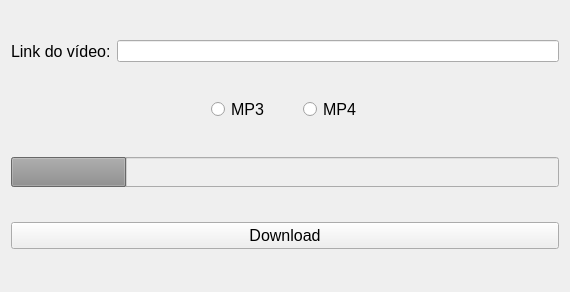
Qt form QtDesigner/widget.ui (daniel-antunes-da-silva/youtube-downloader) before a commit.
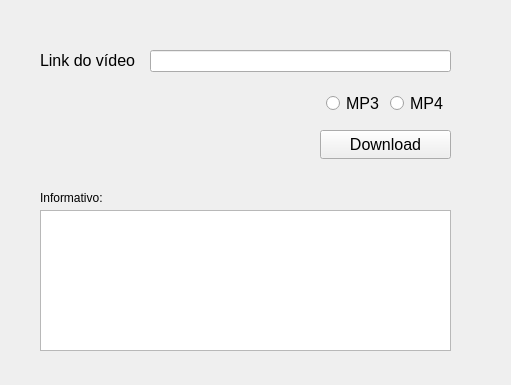
The same form after that commit. Icons and pictures are not drawn.

What changed in the file:
```diff
--- a/QtDesigner/widget.ui
+++ b/QtDesigner/widget.ui
@@ -6,8 +6,8 @@
    <rect>
     <x>0</x>
     <y>0</y>
-    <width>570</width>
-    <height>292</height>
+    <width>511</width>
+    <height>385</height>
    </rect>
   </property>
   <property name="sizePolicy">
@@ -23,35 +23,41 @@
    <iconset resource="resource.qrc">
     <normaloff>:/download_ytb.png</normaloff>:/download_ytb.png</iconset>
   </property>
-  <layout class="QVBoxLayout" name="verticalLayout">
-   <item>
-    <layout class="QHBoxLayout" name="horizontalLayout">
-     <item>
-      <widget class="QLabel" name="label">
+  <widget class="QPushButton" name="btnDownload">
+   <property name="geometry">
+    <rect>
+     <x>320</x>
+     <y>130</y>
+     <width>131</width>
+     <height>29</height>
+    </rect>
+   </property>
+   <property name="maximumSize">
+    <size>
+     <width>200</width>
+     <height>16777215</height>
+    </size>
+   </property>
        <property name="font">
         <font>
          <pointsize>12</pointsize>
+     <bold>false</bold>
         </font>
        </property>
        <property name="text">
-        <string>Link do vídeo:</string>
-       </property>
-      </widget>
-     </item>
-     <item>
-      <widget class="QLineEdit" name="txtUrl">
-       <property name="sizePolicy">
-        <sizepolicy hsizetype="MinimumExpanding" vsizetype="Fixed">
-         <horstretch>100</horstretch>
-         <verstretch>97</verstretch>
-        </sizepolicy>
-       </property>
-      </widget>
-     </item>
-    </layout>
-   </item>
-   <item>
-    <layout class="QHBoxLayout" name="horizontalLayout_2" stretch="10,30">
+    <string>Download</string>
+   </property>
+  </widget>
+  <widget class="QWidget" name="layoutWidget">
+   <property name="geometry">
+    <rect>
+     <x>126</x>
+     <y>90</y>
+     <width>321</width>
+     <height>27</height>
+    </rect>
+   </property>
+   <layout class="QHBoxLayout" name="horizontalLayout_2" stretch="0,30">
      <property name="sizeConstraint">
       <enum>QLayout::SetNoConstraint</enum>
      </property>
@@ -83,61 +89,70 @@
       </widget>
      </item>
     </layout>
-   </item>
-   <item>
-    <widget class="QProgressBar" name="barraProgresso">
-     <property name="enabled">
-      <bool>false</bool>
-     </property>
-     <property name="sizePolicy">
-      <sizepolicy hsizetype="Expanding" vsizetype="Preferred">
-       <horstretch>0</horstretch>
-       <verstretch>0</verstretch>
-      </sizepolicy>
-     </property>
-     <property name="maximumSize">
-      <size>
-       <width>989435</width>
-       <height>30</height>
-      </size>
-     </property>
-     <property name="layoutDirection">
-      <enum>Qt::LeftToRight</enum>
-     </property>
-     <property name="autoFillBackground">
-      <bool>false</bool>
-     </property>
-     <property name="value">
-      <number>21</number>
-     </property>
-     <property name="alignment">
-      <set>Qt::AlignCenter</set>
-     </property>
-     <property name="textVisible">
-      <bool>false</bool>
-     </property>
-     <property name="orientation">
-      <enum>Qt::Horizontal</enum>
-     </property>
-     <property name="invertedAppearance">
-      <bool>false</bool>
-     </property>
-    </widget>
-   </item>
-   <item>
-    <widget class="QPushButton" name="btnDownload">
+  </widget>
+  <widget class="QLabel" name="label">
+   <property name="geometry">
+    <rect>
+     <x>40</x>
+     <y>50</y>
+     <width>96</width>
+     <height>21</height>
+    </rect>
+   </property>
      <property name="font">
       <font>
        <pointsize>12</pointsize>
-       <bold>false</bold>
       </font>
      </property>
      <property name="text">
-      <string>Download</string>
-     </property>
-    </widget>
-   </item>
-  </layout>
+    <string>Link do vídeo:</string>
+   </property>
+  </widget>
+  <widget class="QLineEdit" name="txtUrl">
+   <property name="geometry">
+    <rect>
+     <x>150</x>
+     <y>50</y>
+     <width>301</width>
+     <height>22</height>
+    </rect>
+   </property>
+   <property name="sizePolicy">
+    <sizepolicy hsizetype="MinimumExpanding" vsizetype="Fixed">
+     <horstretch>100</horstretch>
+     <verstretch>97</verstretch>
+    </sizepolicy>
+   </property>
+  </widget>
+  <widget class="QTextEdit" name="txtInformativo">
+   <property name="enabled">
+    <bool>true</bool>
+   </property>
+   <property name="geometry">
+    <rect>
+     <x>40</x>
+     <y>210</y>
+     <width>411</width>
+     <height>141</height>
+    </rect>
+   </property>
+  </widget>
+  <widget class="QLabel" name="label_2">
+   <property name="enabled">
+    <bool>true</bool>
+   </property>
+   <property name="geometry">
+    <rect>
+     <x>40</x>
+     <y>190</y>
+     <width>71</width>
+     <height>16</height>
+    </rect>
+   </property>
+   <property name="text">
+    <string>Informativo:</string>
+   </property>
+  </widget>
  </widget>
  <resources>
   <include location="resource.qrc"/>
```
Lines whose indentation alone changed are shown as unchanged.
